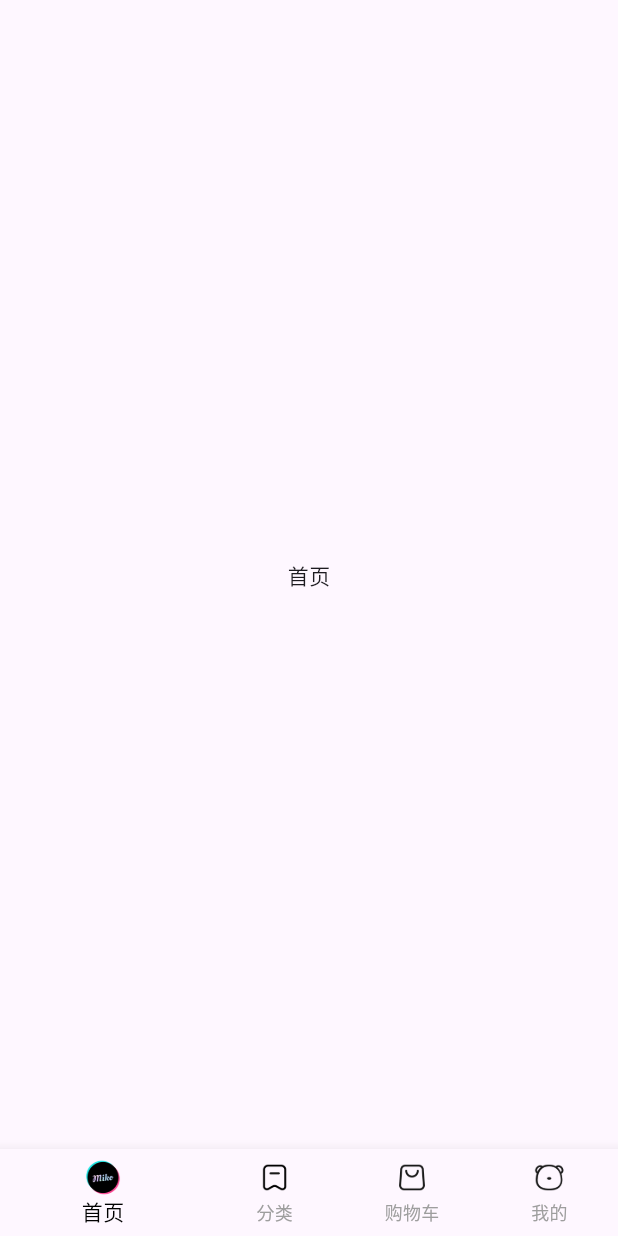
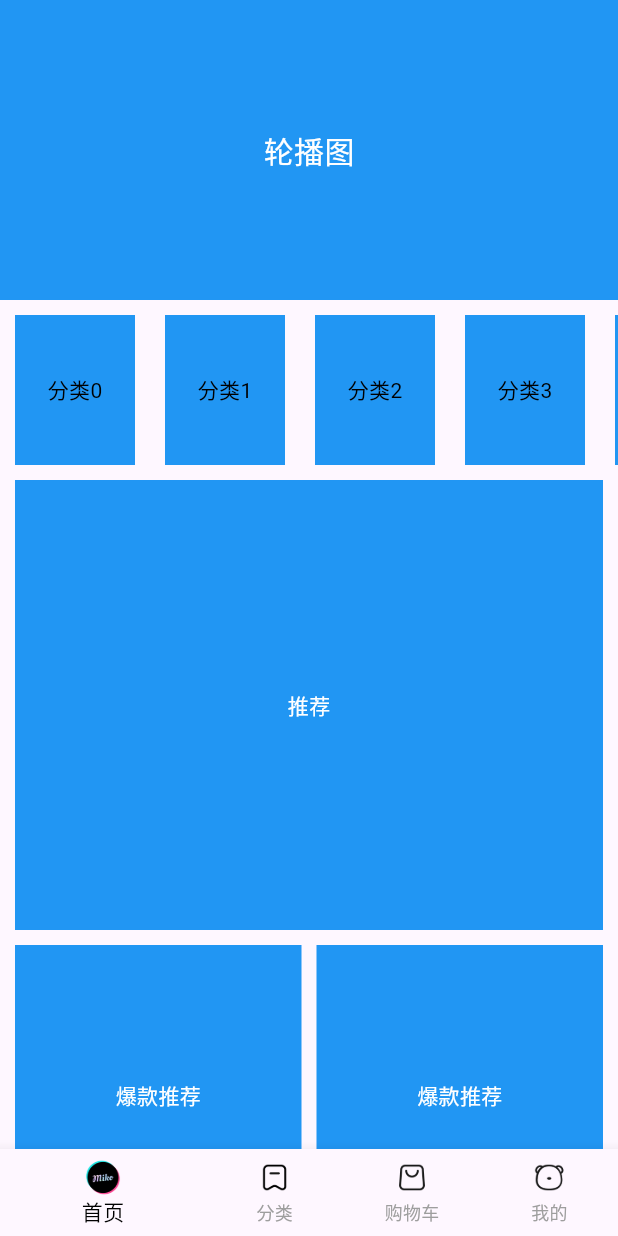
Before and after one commit to Yuanxi-xiao/hm_shop, a Flutter app: the screen it shows after launch, on a phone screen of 412 x 824 dp. Run offline on Flutter 3.47's test engine with Material 3 defaults, Android fonts, the phone set to English and light mode, and no system bars.

Commit message:
完成首页的基础布局

```diff
--- /dev/null
+++ b/lib/components/Home/Category.dart
@@ -0,0 +1,32 @@
+import 'package:flutter/material.dart';
+import 'package:flutter/widgets.dart';
+
+class Category extends StatefulWidget {
+  Category({Key? key}) : super(key: key);
+
+  @override
+  _CategoryState createState() => _CategoryState();
+}
+
+class _CategoryState extends State<Category> {
+  @override
+  Widget build(BuildContext context) {
+    return SizedBox(
+      height: 100,
+      child: ListView.builder(
+        scrollDirection: Axis.horizontal,
+        itemCount: 10,
+        itemBuilder: (BuildContext context, int index){
+          return Container(
+            alignment: Alignment.center,
+            margin: EdgeInsets.symmetric(horizontal: 10),
+            width: 80,
+            height: 100,
+            color: Colors.blue,
+            child: Text("分类$index",style: TextStyle(color: Colors.black),),
+          );
+        },
+      ),
+    );
+  }
+}
--- /dev/null
+++ b/lib/components/Home/Hot.dart
@@ -0,0 +1,21 @@
+import 'package:flutter/material.dart';
+import 'package:flutter/widgets.dart';
+
+class Hot extends StatefulWidget {
+  Hot({Key? key}) : super(key: key);
+
+  @override
+  _HotState createState() => _HotState();
+}
+
+class _HotState extends State<Hot> {
+  @override
+  Widget build(BuildContext context) {
+    return Container(
+      height: 200,
+      color: Colors.blue,
+      alignment: Alignment.center,
+       child: Text("爆款推荐", style: TextStyle(color: Colors.white),),
+    );
+  }
+}
--- /dev/null
+++ b/lib/components/Home/MoreList.dart
@@ -0,0 +1,28 @@
+import 'package:flutter/cupertino.dart';
+import 'package:flutter/material.dart';
+
+class Morelist extends StatefulWidget {
+  Morelist({Key? key}) : super(key: key);
+
+  @override
+  _MoreListState createState() => _MoreListState();
+}
+
+class _MoreListState extends State<Morelist> {
+  @override
+  Widget build(BuildContext context) {
+    return SliverGrid.builder(
+      gridDelegate: SliverGridDelegateWithFixedCrossAxisCount(
+        crossAxisCount: 2,
+        mainAxisSpacing: 10,
+        crossAxisSpacing: 10
+        ),
+      itemBuilder: (BuildContext context,int index){
+        return Container(
+          child: Text("商品", style: TextStyle(color: Colors.white),),
+          color: Colors.blue,
+          alignment: Alignment.center,
+        );
+      });
+  }
+}
--- /dev/null
+++ b/lib/components/Home/Slider.dart
@@ -0,0 +1,21 @@
+import 'package:flutter/material.dart';
+import 'package:flutter/widgets.dart';
+
+class Slider extends StatefulWidget {
+  Slider({Key? key}) : super(key: key);
+
+  @override
+  _SliderState createState() => _SliderState();
+}
+
+class _SliderState extends State<Slider> {
+  @override
+  Widget build(BuildContext context) {
+    return Container(
+      height: 200,
+      color: Colors.blue,
+      alignment: Alignment.center,
+      child: Text("轮播图",style: TextStyle(color: Colors.white, fontSize: 20),),
+    );
+  }
+}
--- /dev/null
+++ b/lib/components/Home/Suggestion.dart
@@ -0,0 +1,24 @@
+import 'package:flutter/material.dart';
+import 'package:flutter/widgets.dart';
+
+class Suggestion extends StatefulWidget {
+  Suggestion({Key? key}) : super(key: key);
+
+  @override
+  _SuggestionState createState() => _SuggestionState();
+}
+
+class _SuggestionState extends State<Suggestion> {
+  @override
+  Widget build(BuildContext context) {
+    return Padding(
+      padding: EdgeInsets.symmetric(horizontal: 10),
+      child: Container(
+        height: 300,
+        color: Colors.blue,
+        alignment: Alignment.center,
+        child: Text("推荐",style: TextStyle(color: Colors.white),),
+      )
+    );
+  }
+}
--- a/lib/pages/Home/index.dart
+++ b/lib/pages/Home/index.dart
@@ -1,4 +1,9 @@
 import 'package:flutter/cupertino.dart';
+import 'package:hm_shop/components/Home/Category.dart';
+import 'package:hm_shop/components/Home/Hot.dart';
+import 'package:hm_shop/components/Home/MoreList.dart';
+import 'package:hm_shop/components/Home/Slider.dart';
+import 'package:hm_shop/components/Home/Suggestion.dart';
 
 class HomeView extends StatefulWidget {
   HomeView({Key? key}) : super(key: key);
@@ -8,8 +13,40 @@ class HomeView extends StatefulWidget {
 }
 
 class _HomeViewState extends State<HomeView> {
+  //获取滚动容器的内容
+  List<Widget> _getScrollChilden(){
+    return [
+      //包裹普通widget的sliver家族的组件
+      SliverToBoxAdapter(child: Slider(),), //轮播图插件
+      //放置分类组件
+      SliverToBoxAdapter(child: SizedBox(height: 10)),//间隙
+
+      SliverToBoxAdapter(child: Category(),),//分类组件
+      SliverToBoxAdapter(child: SizedBox(height: 10)),
+
+      SliverToBoxAdapter(child: Suggestion(),),//推荐组件
+      SliverToBoxAdapter(child: SizedBox(height: 10)),
+
+      SliverToBoxAdapter(
+        child:Padding(
+          padding: EdgeInsets.symmetric(horizontal: 10),
+          child: Flex(
+            direction: Axis.horizontal,
+            children: [
+              Expanded(child: Hot()),
+              SizedBox(width: 10),
+              Expanded(child: Hot(),)
+            ],
+          )
+        ),
+      ),
+      SliverToBoxAdapter(child: SizedBox(height: 10)),
+      Morelist(),
+    ];
+  }
+
   @override
   Widget build(BuildContext context) {
-    return Center(child: Text("首页"),);
+    return CustomScrollView(slivers: _getScrollChilden());
   }
 }
--- a/lib/pages/Main/index.dart
+++ b/lib/pages/Main/index.dart
@@ -62,7 +62,7 @@ int _currentIndex = 0;
       //safeArea避开安全区组件
       body: SafeArea(child: IndexedStack(
         index: _currentIndex,
-        children: _getChildren(), //防止几个组件
+        children: _getChildren(), //放置几个组件
       )),
       bottomNavigationBar: BottomNavigationBar(
         showUnselectedLabels: true,
```
Also changed, not shown: 1 other file.
